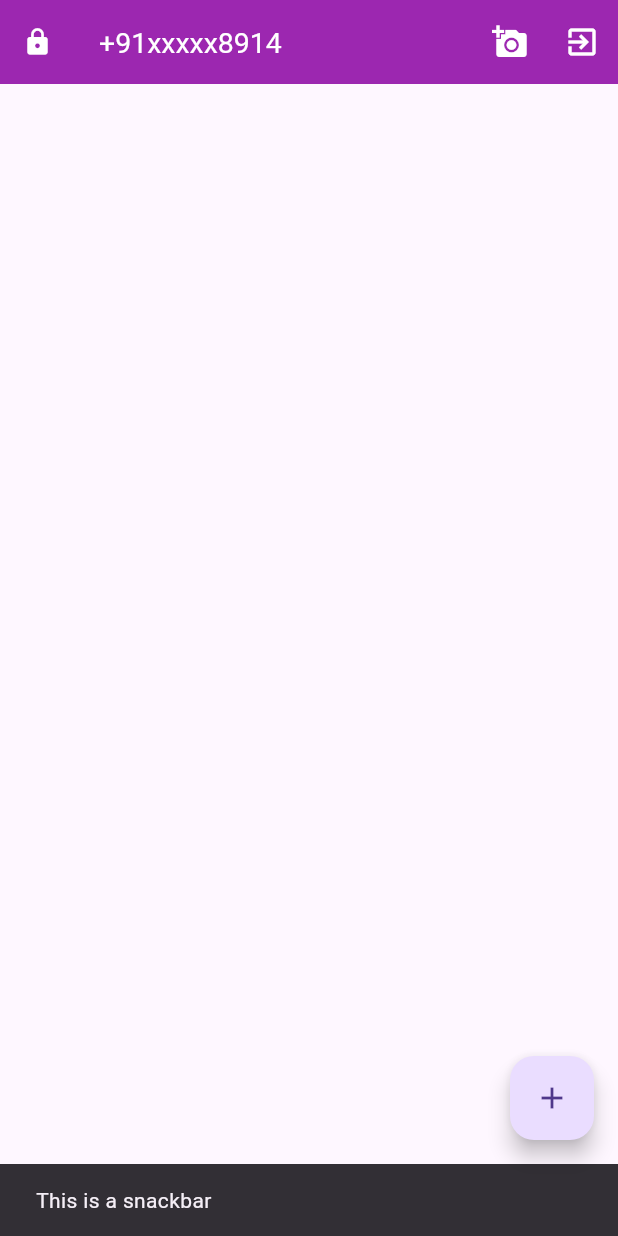
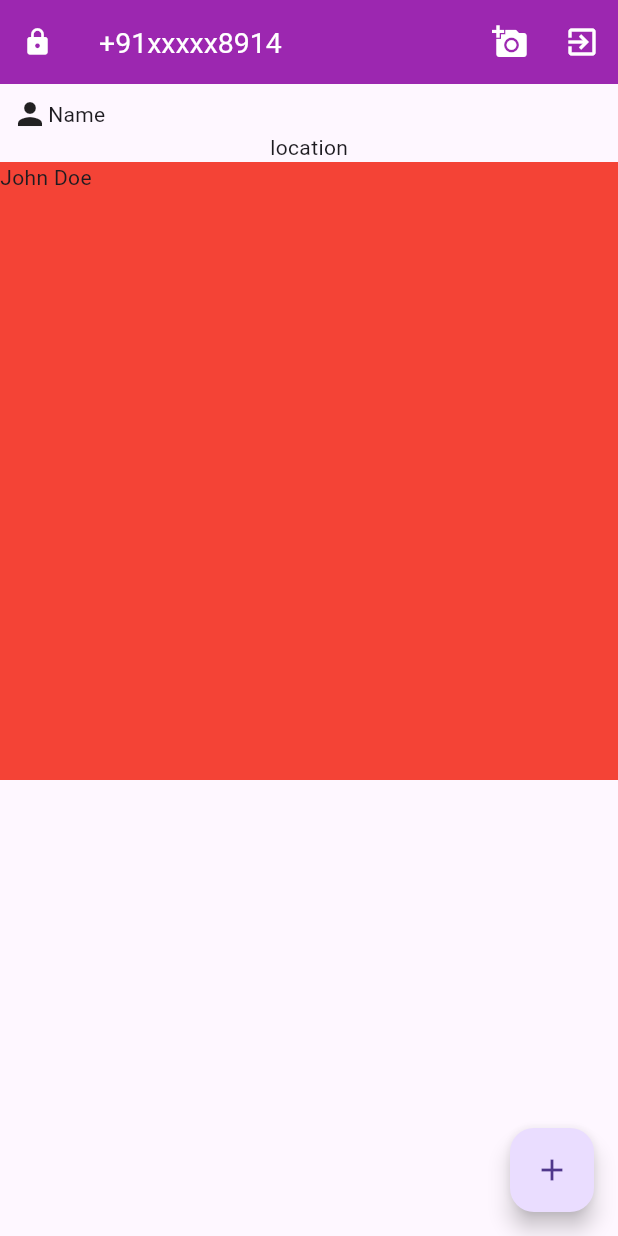
Before and after one commit to iamadya/flutter_reels, a Flutter app: the ProfileScreen screen opened by its route, after a tap on the "add a photo" icon, on a phone screen of 412 x 824 dp. Run offline on Flutter 3.47's test engine with Material 3 defaults, Android fonts, the phone set to English and light mode, and no system bars; our stand-ins replace flutter_otp_text_field.

Commit message:
profile screen

```diff
--- a/lib/main.dart
+++ b/lib/main.dart
@@ -7,9 +7,9 @@ void main() => runApp(MaterialApp(
   debugShowCheckedModeBanner: false,
   // initialRoute: '/login_screen',
   routes: {
-    // '/': (context) => LoginScreen(),
+    '/': (context) => LoginScreen(),
     // '/': (context) => OtpScreen(),
-    '/': (context) => ProfileScreen(),
+    // '/': (context) => ProfileScreen(),
 
     '/profile_screen': (context) => ProfileScreen(),
     // '/login_screen': (context) => LoginScreen(),
--- a/lib/screens/profile_screen/profile_screen.dart
+++ b/lib/screens/profile_screen/profile_screen.dart
@@ -24,25 +24,44 @@ class ProfileScreen extends StatelessWidget {
         actions: [
           IconButton(
             icon: const Icon(Icons.add_a_photo),
-            tooltip: 'Show Snackbar',
             onPressed: () {
-              ScaffoldMessenger.of(context).showSnackBar(
-                  const SnackBar(content: Text('This is a snackbar')));
+              print('camera opened');
             },
           ),
           IconButton(
             icon: const Icon(Icons.exit_to_app),
-            tooltip: 'Show Snackbar',
             onPressed: () {
-              ScaffoldMessenger.of(context).showSnackBar(
-                  const SnackBar(content: Text('This is a snackbar')));
+              Navigator.pushNamed(context, '/login_screen');
             },
           ),
         ],
       ),
+
       body: Column(children: <Widget>[
-
-      ]),
+        Padding(
+          padding: const EdgeInsets.fromLTRB(8, 8, 8, 0),
+          child: Row(
+            children: <Widget> [
+              Icon(Icons.person),
+              Text('Name'),
+            ],
+          ),
+        ),
+        Container(
+          child: Text('location'),
+        ),
+        SizedBox(
+            width: double.infinity,
+            height: MediaQuery.of(context).size.width,
+            child: DecoratedBox(
+              child: Text('John Doe'),
+              decoration: BoxDecoration(
+                color: Colors.red,
+                // borderRadius: BorderRadius.all(Radius.circular(10)),
+              ),
+            )),
+      ]
+      ),
       floatingActionButton: FloatingActionButton(
         onPressed: () {
           print('open camera');
--- a/pubspec.yaml
+++ b/pubspec.yaml
@@ -59,9 +59,8 @@ flutter:
   uses-material-design: true
 
   # To add assets to your application, add an assets section, like this:
-  # assets:
-  #   - images/a_dot_burr.jpeg
-  #   - images/a_dot_ham.jpeg
+  assets:
+    - assets/img1.png
 
   # An image asset can refer to one or more resolution-specific "variants", see
   # https://flutter.dev/assets-and-images/#resolution-aware
```
Also changed, not shown: lib/screens/login_screen/login_screen.dart (+46 -16 lines), lib/screens/login_screen/login_screen1.dart (added, +46 -0 lines), assets/img1.png (added), 1 other file.
